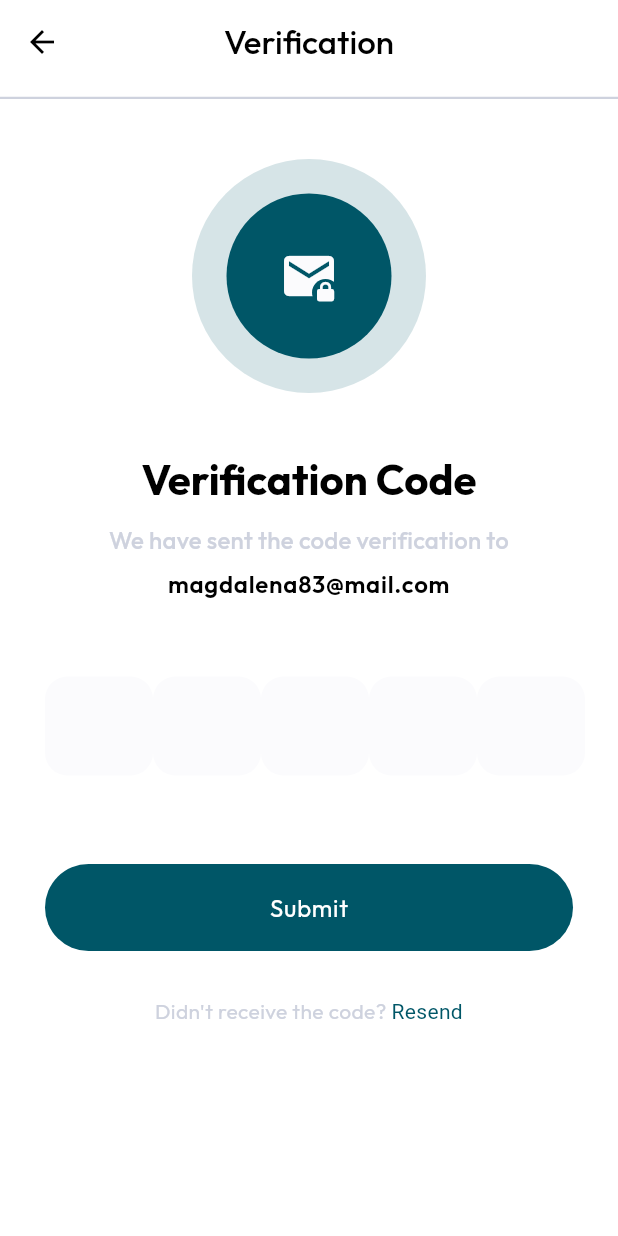
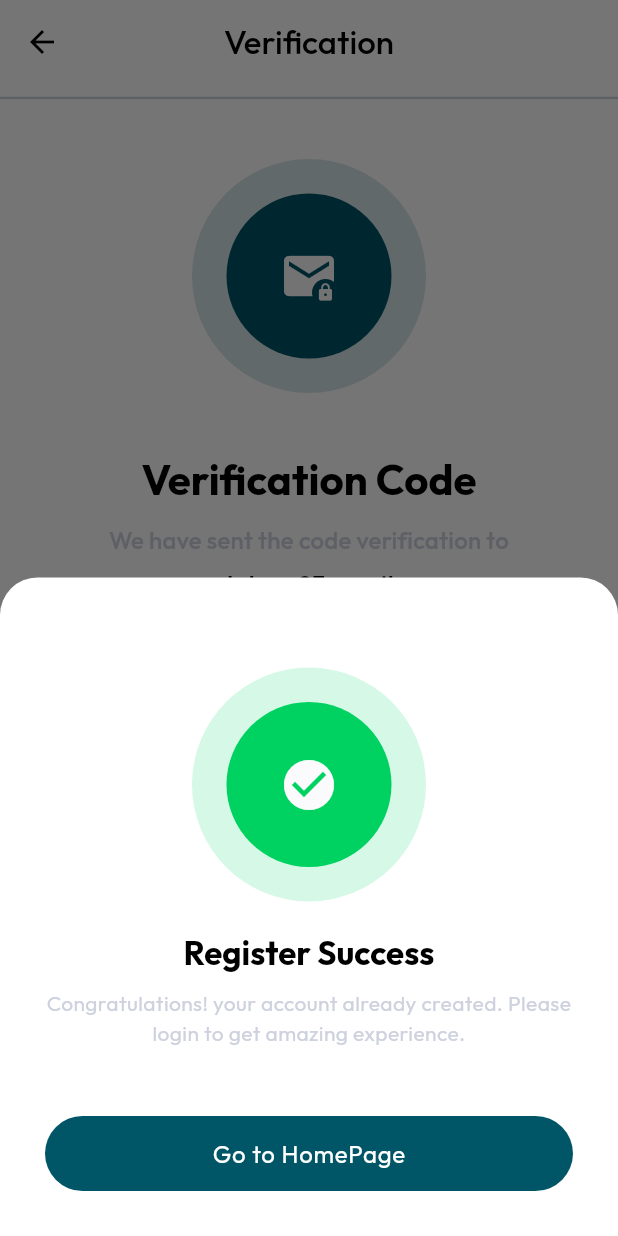
Before and after one commit to AbdelrhmanReda17/Mahatatty, a Flutter app: the VerificationScreen screen opened directly, after a tap on "Submit", on a phone screen of 412 x 824 dp. Run offline on Flutter 3.47's test engine with Material 3 defaults, Android fonts, the phone set to English and light mode, and no system bars; our stand-ins replace font_awesome_flutter, google_fonts, smooth_page_indicator.

Commit message:
add circle icon

```diff
--- a/lib/Screens/verification_screen.dart
+++ b/lib/Screens/verification_screen.dart
@@ -2,7 +2,9 @@ import 'package:flutter/gestures.dart';
 import 'package:flutter/material.dart';
 import 'package:flutter/services.dart';
 import 'package:font_awesome_flutter/font_awesome_flutter.dart';
+import 'package:mahattaty/Widgets/Dialogs/register_success_dialog.dart';
 import '../Widgets/Generics/mahattaty_button.dart';
+import '../Widgets/Generics/mahattaty_circle_icon.dart';
 import '../Widgets/Generics/mahattaty_text_form_field.dart';
 
 class VerificationScreen extends StatefulWidget {
@@ -76,26 +78,13 @@ class _VerificationScreenState extends State<VerificationScreen> {
         children: [
           const SizedBox(height: 40),
           // Icon at the top
-          Stack(
-            alignment: Alignment.center,
-            children: [
-              // Outer circle with low opacity
-              CircleAvatar(
-                radius: 78,
-                backgroundColor: Theme.of(context)
-                    .colorScheme
-                    .primary
-                    .withOpacity(0.16), // Low opacity background
-              ),
-              CircleAvatar(
-                radius: 55,
-                backgroundColor: Theme.of(context)
-                    .colorScheme
-                    .primary, // Background for the lock icon
+          MahattatyCircleIcon(
+            outerCircleColor: Theme.of(context).colorScheme.primary,
+            innerCircleColor: Theme.of(context).colorScheme.primary,
             child: Stack(
               children: [
                 Icon(
-                      Icons.email,
+                  Icons.email,  // Main icon
                   size: 40,
                   color: Theme.of(context).colorScheme.primaryContainer,
                 ),
@@ -104,11 +93,9 @@ class _VerificationScreenState extends State<VerificationScreen> {
                   right: 0,
                   child: CircleAvatar(
                     radius: 9,
-                        backgroundColor: Theme.of(context)
-                            .colorScheme
-                            .primary, // it is Background
+                    backgroundColor: Theme.of(context).colorScheme.primary,
                     child: Icon(
-                          FontAwesomeIcons.lock,
+                      Icons.lock,  // Small lock icon
                       size: 13,
                       color: Theme.of(context).colorScheme.primaryContainer,
                     ),
@@ -117,8 +104,7 @@ class _VerificationScreenState extends State<VerificationScreen> {
               ],
             ),
           ),
-            ],
-          ),
+
 
           const SizedBox(height: 40),
           Text(
@@ -152,7 +138,11 @@ class _VerificationScreenState extends State<VerificationScreen> {
           MahattatyButton(
             style: MahattatyButtonStyle.primary,
             text: 'Submit',
-            onPressed: () {},
+            onPressed: () {
+              //Navigator.of(context).pop();
+              RegisterSuccessDialog(context);
+
+            },
             textStyle: Theme.of(context)
                 .textTheme
                 .bodyLarge
--- a/lib/Widgets/Dialogs/new_password_dialog.dart
+++ b/lib/Widgets/Dialogs/new_password_dialog.dart
@@ -40,12 +40,15 @@ void showNewPasswordDialog(BuildContext context) {
         ],
         buttonText: 'Change Password',
         onButtonPressed: () {
+          Navigator.of(context).pop();
+
           Navigator.push(
             context,
             MaterialPageRoute(
               builder: (context) => const VerificationScreen(),
             ),
           );
+
         },
       );
     },
--- /dev/null
+++ b/lib/Widgets/Dialogs/register_success_dialog.dart
@@ -0,0 +1,50 @@
+import 'package:flutter/cupertino.dart';
+import 'package:flutter/material.dart';
+import 'package:font_awesome_flutter/font_awesome_flutter.dart';
+
+import '../Generics/mahattaty_circle_icon.dart';
+import '../Generics/mahattaty_dialog.dart';
+import '../Generics/mahattaty_text_form_field.dart';
+import 'new_password_dialog.dart';
+
+void RegisterSuccessDialog(BuildContext context) {
+  TextEditingController emailController = TextEditingController();
+
+  showModalBottomSheet(
+    backgroundColor: Theme.of(context).colorScheme.background,
+    elevation: 0,
+    context: context,
+    shape: const RoundedRectangleBorder(
+      borderRadius: BorderRadius.vertical(top: Radius.circular(25.0)),
+    ),
+    isScrollControlled: true,
+    builder: (BuildContext context) {
+      return MahattatyDialog(
+        title: 'Register Success',
+        description: 'Congratulations! your account already created. Please login to get amazing experience.',
+        content: [
+          Center(
+            child: MahattatyCircleIcon(
+              innerCircleColor: Color(0xff00d261),
+              child: Icon(
+                Icons.check_circle,    // Using a single icon
+                size: 40,
+                color: Theme.of(context).colorScheme.primaryContainer,
+
+              ),
+              // Required
+            ),
+          )
+        ],
+        buttonText: 'Go to HomePage',
+        onButtonPressed: () {
+          Navigator.of(context).pop();
+
+          //home page
+        },
+        contentPlacement: ContentPlacement.beforeTitle,
+
+      );
+    },
+  );
+}
--- /dev/null
+++ b/lib/Widgets/Generics/mahattaty_circle_icon.dart
@@ -0,0 +1,42 @@
+import 'package:flutter/material.dart';
+
+class MahattatyCircleIcon extends StatelessWidget {
+  final Color innerCircleColor;
+  final double outerCircleOpacity;
+  final Widget child;
+  final Color? outerCircleColor;
+
+  // Customizable radius for both outer and inner circles
+  final double outerCircleRadius;
+  final double innerCircleRadius;
+
+  const MahattatyCircleIcon({
+    Key? key,
+    this.innerCircleColor = const Color(0xff00d261),
+    this.outerCircleOpacity = 0.16,
+    required this.child,
+    this.outerCircleColor,
+    this.outerCircleRadius = 78.0,
+    this.innerCircleRadius = 55.0,
+  }) : super(key: key);
+
+  @override
+  Widget build(BuildContext context) {
+    return Stack(
+      alignment: Alignment.center,
+      children: [
+        // Outer circle with low opacity, defaults to innerCircleColor if not set
+        CircleAvatar(
+          radius: outerCircleRadius,
+          backgroundColor: (outerCircleColor ?? innerCircleColor)
+              .withOpacity(outerCircleOpacity),
+        ),
+        CircleAvatar(
+          radius: innerCircleRadius,
+          backgroundColor: innerCircleColor,
+          child: child,   // This can be an Icon or Stack
+        ),
+      ],
+    );
+  }
+}
--- a/lib/Widgets/Generics/mahattaty_dialog.dart
+++ b/lib/Widgets/Generics/mahattaty_dialog.dart
@@ -1,7 +1,11 @@
 import 'package:flutter/material.dart';
-
 import 'mahattaty_button.dart';
 import 'mahattaty_text_form_field.dart';
+
+enum ContentPlacement {
+  beforeTitle,
+  afterTitle,
+}
 
 class MahattatyDialog extends StatelessWidget {
   final String title;
@@ -9,6 +13,7 @@ class MahattatyDialog extends StatelessWidget {
   final List<Widget> content;
   final String buttonText;
   final VoidCallback onButtonPressed;
+  final ContentPlacement contentPlacement;
 
   const MahattatyDialog({
     required this.title,
@@ -16,8 +21,9 @@ class MahattatyDialog extends StatelessWidget {
     required this.content,
     required this.buttonText,
     required this.onButtonPressed,
-    super.key,
-  });
+    this.contentPlacement = ContentPlacement.afterTitle, // Default placement
+    Key? key,
+  }) : super(key: key);
 
   @override
   Widget build(BuildContext context) {
@@ -46,6 +52,34 @@ class MahattatyDialog extends StatelessWidget {
               ),
             ),
             const SizedBox(height: 40),
+            if (contentPlacement == ContentPlacement.beforeTitle) ...[
+              ...content,
+              const SizedBox(height: 20),
+              // Center title and description when content is before
+              Center(
+                child: Column(
+                  children: [
+                    Text(
+                      title,
+                      style: Theme.of(context)
+                          .textTheme
+                          .titleLarge!
+                          .copyWith(fontWeight: FontWeight.bold),
+                      textAlign: TextAlign.center,
+                    ),
+                    const SizedBox(height: 10),
+                    Text(
+                      description,
+                      style: Theme.of(context).textTheme.bodyMedium?.copyWith(
+                        color: Theme.of(context).colorScheme.onPrimaryContainer,
+                      ),
+                      textAlign: TextAlign.center,
+                    ),
+                  ],
+                ),
+              ),
+            ] else ...[
+              // Place title and description without centering when content is after
               Text(
                 title,
                 style: Theme.of(context)
@@ -61,7 +95,8 @@ class MahattatyDialog extends StatelessWidget {
                 ),
               ),
               const SizedBox(height: 20),
-            ...content, //  content here
+              ...content,
+            ],
             const SizedBox(height: 45),
             MahattatyButton(
               text: buttonText,
```
Also changed, not shown: pubspec.lock. Lines whose indentation alone changed are shown as unchanged.
